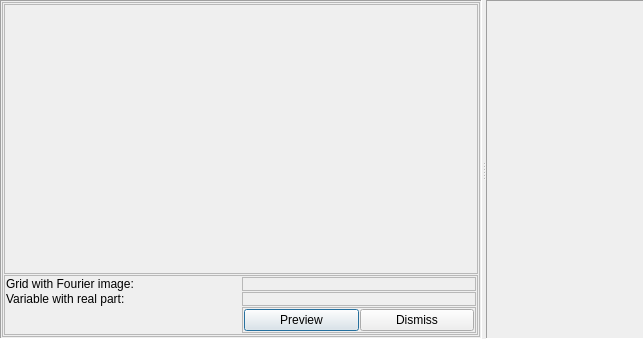
Old version of the form imagejockey/imagejockeydialog.ui in the repository PauloCarvalhoRJ/gammaray.
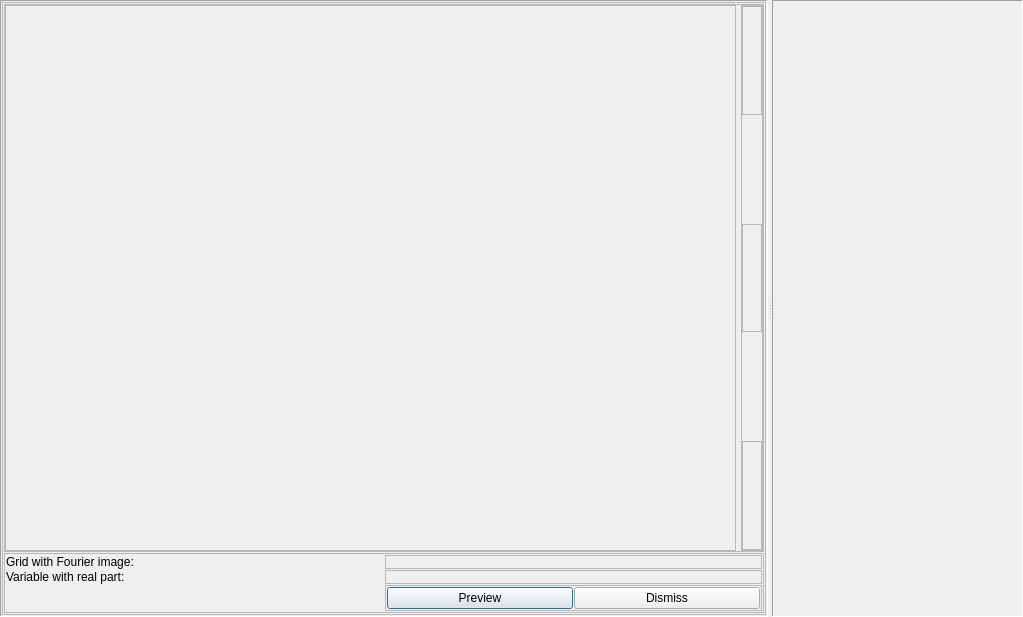
New version of the form.

Commit message: Image Jockey: added color scale min/max controls.

What changed in the file:
```diff
--- a/imagejockey/imagejockeydialog.ui
+++ b/imagejockey/imagejockeydialog.ui
@@ -6,8 +6,8 @@
    <rect>
     <x>0</x>
     <y>0</y>
-    <width>644</width>
-    <height>339</height>
+    <width>1023</width>
+    <height>617</height>
    </rect>
   </property>
   <property name="windowTitle">
@@ -82,7 +82,7 @@
            <number>1</number>
           </property>
           <item>
-           <widget class="QFrame" name="frmGridPlot">
+           <widget class="QFrame" name="frmGridPanel">
             <property name="sizePolicy">
              <sizepolicy hsizetype="Preferred" vsizetype="Expanding">
               <horstretch>0</horstretch>
@@ -95,9 +95,9 @@
             <property name="frameShadow">
              <enum>QFrame::Raised</enum>
             </property>
-            <layout class="QVBoxLayout" name="verticalLayout_6">
+            <layout class="QHBoxLayout" name="horizontalLayout_2">
              <property name="spacing">
-              <number>0</number>
+              <number>5</number>
              </property>
              <property name="leftMargin">
               <number>0</number>
@@ -111,6 +111,211 @@
              <property name="bottomMargin">
               <number>0</number>
              </property>
+             <item>
+              <widget class="QFrame" name="frmGridPlot">
+               <property name="sizePolicy">
+                <sizepolicy hsizetype="Expanding" vsizetype="Preferred">
+                 <horstretch>0</horstretch>
+                 <verstretch>0</verstretch>
+                </sizepolicy>
+               </property>
+               <property name="frameShape">
+                <enum>QFrame::StyledPanel</enum>
+               </property>
+               <property name="frameShadow">
+                <enum>QFrame::Raised</enum>
+               </property>
+               <layout class="QVBoxLayout" name="verticalLayout_6"/>
+              </widget>
+             </item>
+             <item>
+              <widget class="QFrame" name="frmGridColorTableControls">
+               <property name="frameShape">
+                <enum>QFrame::StyledPanel</enum>
+               </property>
+               <property name="frameShadow">
+                <enum>QFrame::Raised</enum>
+               </property>
+               <layout class="QVBoxLayout" name="verticalLayout_7">
+                <property name="spacing">
+                 <number>0</number>
+                </property>
+                <property name="leftMargin">
+                 <number>0</number>
+                </property>
+                <property name="topMargin">
+                 <number>0</number>
+                </property>
+                <property name="rightMargin">
+                 <number>0</number>
+                </property>
+                <property name="bottomMargin">
+                 <number>0</number>
+                </property>
+                <item>
+                 <widget class="QFrame" name="frmScaleMaxCtrlPlace">
+                  <property name="sizePolicy">
+                   <sizepolicy hsizetype="Preferred" vsizetype="MinimumExpanding">
+                    <horstretch>0</horstretch>
+                    <verstretch>0</verstretch>
+                   </sizepolicy>
+                  </property>
+                  <property name="minimumSize">
+                   <size>
+                    <width>0</width>
+                    <height>50</height>
+                   </size>
+                  </property>
+                  <property name="maximumSize">
+                   <size>
+                    <width>16777215</width>
+                    <height>150</height>
+                   </size>
+                  </property>
+                  <property name="frameShape">
+                   <enum>QFrame::StyledPanel</enum>
+                  </property>
+                  <property name="frameShadow">
+                   <enum>QFrame::Raised</enum>
+                  </property>
+                  <layout class="QHBoxLayout" name="horizontalLayout_3">
+                   <property name="spacing">
+                    <number>0</number>
+                   </property>
+                   <property name="leftMargin">
+                    <number>0</number>
+                   </property>
+                   <property name="topMargin">
+                    <number>0</number>
+                   </property>
+                   <property name="rightMargin">
+                    <number>0</number>
+                   </property>
+                   <property name="bottomMargin">
+                    <number>0</number>
+                   </property>
+                  </layout>
+                 </widget>
+                </item>
+                <item>
+                 <spacer name="verticalSpacer">
+                  <property name="orientation">
+                   <enum>Qt::Vertical</enum>
+                  </property>
+                  <property name="sizeHint" stdset="0">
+                   <size>
+                    <width>20</width>
+                    <height>40</height>
+                   </size>
+                  </property>
+                 </spacer>
+                </item>
+                <item>
+                 <widget class="QFrame" name="frmDecibelRefCtrlPlace">
+                  <property name="sizePolicy">
+                   <sizepolicy hsizetype="Preferred" vsizetype="MinimumExpanding">
+                    <horstretch>0</horstretch>
+                    <verstretch>0</verstretch>
+                   </sizepolicy>
+                  </property>
+                  <property name="minimumSize">
+                   <size>
+                    <width>0</width>
+                    <height>50</height>
+                   </size>
+                  </property>
+                  <property name="maximumSize">
+                   <size>
+                    <width>16777215</width>
+                    <height>150</height>
+                   </size>
+                  </property>
+                  <property name="frameShape">
+                   <enum>QFrame::StyledPanel</enum>
+                  </property>
+                  <property name="frameShadow">
+                   <enum>QFrame::Raised</enum>
+                  </property>
+                  <layout class="QHBoxLayout" name="horizontalLayout_4">
+                   <property name="spacing">
+                    <number>0</number>
+                   </property>
+                   <property name="leftMargin">
+                    <number>0</number>
+                   </property>
+                   <property name="topMargin">
+                    <number>0</number>
+                   </property>
+                   <property name="rightMargin">
+                    <number>0</number>
+                   </property>
+                   <property name="bottomMargin">
+                    <number>0</number>
+                   </property>
+                  </layout>
+                 </widget>
+                </item>
+                <item>
+                 <spacer name="verticalSpacer_2">
+                  <property name="orientation">
+                   <enum>Qt::Vertical</enum>
+                  </property>
+                  <property name="sizeHint" stdset="0">
+                   <size>
+                    <width>20</width>
+                    <height>40</height>
+                   </size>
+                  </property>
+                 </spacer>
+                </item>
+                <item>
+                 <widget class="QFrame" name="frmScaleMinCtrlPlace">
+                  <property name="sizePolicy">
+                   <sizepolicy hsizetype="Preferred" vsizetype="MinimumExpanding">
+                    <horstretch>0</horstretch>
+                    <verstretch>0</verstretch>
+                   </sizepolicy>
+                  </property>
+                  <property name="minimumSize">
+                   <size>
+                    <width>0</width>
+                    <height>50</height>
+                   </size>
+                  </property>
+                  <property name="maximumSize">
+                   <size>
+                    <width>16777215</width>
+                    <height>150</height>
+                   </size>
+                  </property>
+                  <property name="frameShape">
+                   <enum>QFrame::StyledPanel</enum>
+                  </property>
+                  <property name="frameShadow">
+                   <enum>QFrame::Raised</enum>
+                  </property>
+                  <layout class="QHBoxLayout" name="horizontalLayout_5">
+                   <property name="spacing">
+                    <number>0</number>
+                   </property>
+                   <property name="leftMargin">
+                    <number>0</number>
+                   </property>
+                   <property name="topMargin">
+                    <number>0</number>
+                   </property>
+                   <property name="rightMargin">
+                    <number>0</number>
+                   </property>
+                   <property name="bottomMargin">
+                    <number>0</number>
+                   </property>
+                  </layout>
+                 </widget>
+                </item>
+               </layout>
+              </widget>
+             </item>
             </layout>
            </widget>
           </item>
```
The commit also changes 6 other files.
